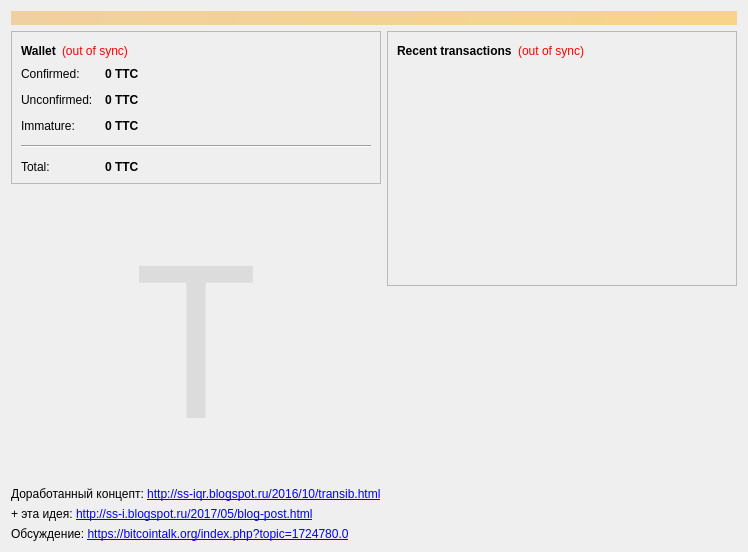
Above: src/qt/forms/overviewpage.ui from neiros/TDC before the change. Below: the same form after it.
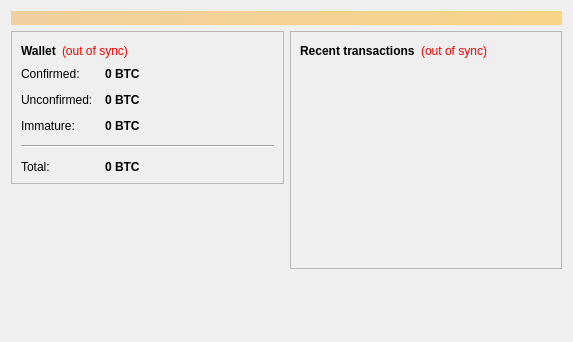
That is the form after the change.

The edit to the form file:
```diff
--- a/src/qt/forms/overviewpage.ui
+++ b/src/qt/forms/overviewpage.ui
@@ -6,8 +6,8 @@
    <rect>
     <x>0</x>
     <y>0</y>
-    <width>748</width>
-    <height>488</height>
+    <width>573</width>
+    <height>342</height>
    </rect>
   </property>
   <property name="windowTitle">
@@ -122,7 +122,7 @@
                <string>Your current spendable balance</string>
               </property>
               <property name="text">
-               <string notr="true">0 TTC</string>
+               <string notr="true">0 BTC</string>
               </property>
               <property name="textInteractionFlags">
                <set>Qt::LinksAccessibleByMouse|Qt::TextSelectableByKeyboard|Qt::TextSelectableByMouse</set>
@@ -151,7 +151,7 @@
                <string>Total of transactions that have yet to be confirmed, and do not yet count toward the spendable balance</string>
               </property>
               <property name="text">
-               <string notr="true">0 TTC</string>
+               <string notr="true">0 BTC</string>
               </property>
               <property name="textInteractionFlags">
                <set>Qt::LinksAccessibleByMouse|Qt::TextSelectableByKeyboard|Qt::TextSelectableByMouse</set>
@@ -177,7 +177,7 @@
                <string>Mined balance that has not yet matured</string>
               </property>
               <property name="text">
-               <string notr="true">0 TTC</string>
+               <string notr="true">0 BTC</string>
               </property>
               <property name="textInteractionFlags">
                <set>Qt::LinksAccessibleByMouse|Qt::TextSelectableByKeyboard|Qt::TextSelectableByMouse</set>
@@ -206,7 +206,7 @@
                <string>Your current total balance</string>
               </property>
               <property name="text">
-               <string notr="true">0 TTC</string>
+               <string notr="true">0 BTC</string>
               </property>
               <property name="textInteractionFlags">
                <set>Qt::LinksAccessibleByMouse|Qt::TextSelectableByKeyboard|Qt::TextSelectableByMouse</set>
@@ -225,35 +225,6 @@
          </layout>
         </widget>
        </item>
-       <item>
-        <spacer name="verticalSpacer_4">
-         <property name="orientation">
-          <enum>Qt::Vertical</enum>
-         </property>
-         <property name="sizeHint" stdset="0">
-          <size>
-           <width>20</width>
-           <height>40</height>
-          </size>
-         </property>
-        </spacer>
-       </item>
-       <item>
-        <widget class="QLabel" name="label_8">
-         <property name="font">
-          <font>
-           <family>Wingdings</family>
-           <pointsize>160</pointsize>
-          </font>
-         </property>
-         <property name="text">
-          <string>&lt;html&gt;&lt;head/&gt;&lt;body&gt;&lt;p&gt;&lt;span style=&quot; color:#dcdcdc;&quot;&gt;T&lt;/span&gt;&lt;/p&gt;&lt;/body&gt;&lt;/html&gt;</string>
-         </property>
-         <property name="alignment">
-          <set>Qt::AlignCenter</set>
-         </property>
-        </widget>
-       </item>
        <item>
         <spacer name="verticalSpacer">
          <property name="orientation">
@@ -267,39 +238,6 @@
          </property>
         </spacer>
        </item>
-       <item>
-        <widget class="QLabel" name="label_9">
-         <property name="text">
-          <string>&lt;html&gt;&lt;head/&gt;&lt;body&gt;&lt;p&gt;Доработанный концепт: &lt;a href=&quot;http://ss-iqr.blogspot.ru/2016/10/transib.html&quot;&gt;&lt;span style=&quot; text-decoration: underline; color:#0000ff;&quot;&gt;http://ss-iqr.blogspot.ru/2016/10/transib.html&lt;/span&gt;&lt;/a&gt;&lt;/p&gt;&lt;/body&gt;&lt;/html&gt;</string>
-         </property>
-         <property name="openExternalLinks">
-          <bool>true</bool>
-         </property>
-        </widget>
-       </item>
-       <item>
-        <widget class="QLabel" name="label_10">
-         <property name="text">
-          <string>&lt;html&gt;&lt;head/&gt;&lt;body&gt;&lt;p&gt;+ эта идея: &lt;a href=&quot;http://ss-i.blogspot.ru/2017/05/blog-post.html&quot;&gt;&lt;span style=&quot; text-decoration: underline; color:#0000ff;&quot;&gt;http://ss-i.blogspot.ru/2017/05/blog-post.html&lt;/span&gt;&lt;/a&gt;&lt;/p&gt;&lt;/body&gt;&lt;/html&gt;</string>
-         </property>
-         <property name="openExternalLinks">
-          <bool>true</bool>
-         </property>
-        </widget>
-       </item>
-       <item>
-        <widget class="QLabel" name="label_7">
-         <property name="toolTip">
-          <string/>
-         </property>
-         <property name="text">
-          <string>&lt;html&gt;&lt;head/&gt;&lt;body&gt;&lt;p&gt;Обсуждение: &lt;a href=&quot;https://bitcointalk.org/index.php?topic=1724780.0&quot;&gt;&lt;span style=&quot; text-decoration: underline; color:#0000ff;&quot;&gt;https://bitcointalk.org/index.php?topic=1724780.0&lt;/span&gt;&lt;/a&gt;&lt;/p&gt;&lt;/body&gt;&lt;/html&gt;</string>
-         </property>
-         <property name="openExternalLinks">
-          <bool>true</bool>
-         </property>
-        </widget>
-       </item>
       </layout>
      </item>
      <item>
```
Left out of the diff: 2 changed lines with no effect on the pictures.
